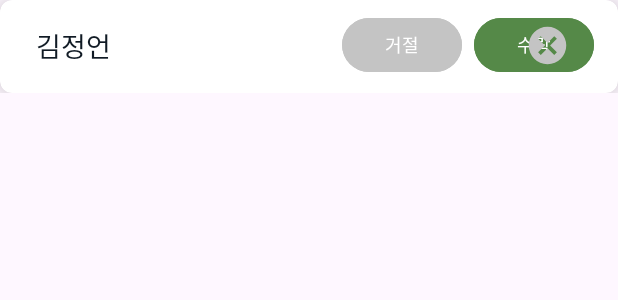
After one commit to kizizip/REPER, an Android app: the layout item_employee.xml on its own in the app's theme, with its tools: preview values and no code run, on a phone screen of 412 x 824 dp. The commit adds this screen. Shown: the top 300 px of the screen. Run offline under Robolectric (Android 15) with nearby library versions, the phone set to English and light mode, and no system bars.

Commit message:
[feat] front - employee,noti_item
아이템들을 만들었습니다.

```diff
--- /dev/null
+++ b/reper_front/app/src/main/res/drawable/cancel_24px.xml
@@ -0,0 +1,10 @@
+<vector xmlns:android="http://schemas.android.com/apk/res/android"
+    android:width="24dp"
+    android:height="24dp"
+    android:viewportWidth="960"
+    android:viewportHeight="960"
+    android:tint="?attr/colorControlNormal">
+  <path
+      android:fillColor="@android:color/white"
+      android:pathData="M336,680L480,536L624,680L680,624L536,480L680,336L624,280L480,424L336,280L280,336L424,480L280,624L336,680ZM480,880Q397,880 324,848.5Q251,817 197,763Q143,709 111.5,636Q80,563 80,480Q80,397 111.5,324Q143,251 197,197Q251,143 324,111.5Q397,80 480,80Q563,80 636,111.5Q709,143 763,197Q817,251 848.5,324Q880,397 880,480Q880,563 848.5,636Q817,709 763,763Q709,817 636,848.5Q563,880 480,880Z"/>
+</vector>
--- /dev/null
+++ b/reper_front/app/src/main/res/layout/item_employee.xml
@@ -0,0 +1,88 @@
+<?xml version="1.0" encoding="utf-8"?>
+<androidx.constraintlayout.widget.ConstraintLayout
+    xmlns:android="http://schemas.android.com/apk/res/android"
+    xmlns:app="http://schemas.android.com/apk/res-auto"
+    xmlns:tools="http://schemas.android.com/tools"
+    android:layout_width="match_parent"
+    android:layout_height="62dp">
+
+    <!-- 카드뷰 -->
+    <androidx.cardview.widget.CardView
+        android:id="@+id/cardView"
+        android:layout_width="match_parent"
+        android:layout_height="match_parent"
+        android:elevation="5dp"
+        android:translationZ="5dp"
+        app:cardCornerRadius="8dp"
+        app:layout_constraintTop_toTopOf="parent"
+        app:layout_constraintBottom_toBottomOf="parent">
+
+        <!-- CardView 내부 ConstraintLayout -->
+        <androidx.constraintlayout.widget.ConstraintLayout
+            android:layout_width="match_parent"
+            android:layout_height="60dp"
+            android:padding="8dp">
+
+            <!-- 이름 텍스트 -->
+            <TextView
+                android:id="@+id/employee_item_name"
+                android:layout_width="0dp"
+                android:layout_height="wrap_content"
+                android:text="김정언"
+                android:textColor="@color/fontblack"
+                android:textSize="18dp"
+                android:layout_marginLeft="16dp"
+                app:layout_constraintStart_toStartOf="parent"
+                app:layout_constraintTop_toTopOf="parent"
+                app:layout_constraintBottom_toBottomOf="parent"
+                app:layout_constraintEnd_toStartOf="@id/btn_reject"
+                />
+
+            <!-- visibility조절해서 쓰시면됩니당 -->
+            <com.google.android.material.button.MaterialButton
+                android:id="@+id/btn_reject"
+                android:layout_width="80dp"
+                android:layout_height="wrap_content"
+                android:backgroundTint="@color/lightgray"
+                android:text="거절"
+                android:textSize="12sp"
+                android:fontFamily="@font/pretendard_semibold"
+                android:textColor="@android:color/white"
+                app:cornerRadius="50dp"
+                app:layout_constraintEnd_toStartOf="@id/btn_accept"
+                app:layout_constraintTop_toTopOf="parent"
+                app:layout_constraintBottom_toBottomOf="parent"
+                android:layout_marginEnd="8dp" />
+
+            <com.google.android.material.button.MaterialButton
+                android:id="@+id/btn_accept"
+                android:layout_width="80dp"
+                android:layout_height="wrap_content"
+                android:backgroundTint="@color/maingreen"
+                android:text="수락"
+                android:fontFamily="@font/pretendard_semibold"
+                android:textColor="@android:color/white"
+                android:textSize="12sp"
+                app:cornerRadius="50dp"
+                android:layout_marginRight="8dp"
+                app:layout_constraintEnd_toEndOf="parent"
+                app:layout_constraintTop_toTopOf="parent"
+                app:layout_constraintBottom_toBottomOf="parent" />
+
+            <!-- 직원 삭제 버튼입니당, visibility조절해서 쓰시면됩니당 -->
+            <ImageView
+                android:id="@+id/icon_delete"
+                android:visibility="visible"
+                android:layout_width="30dp"
+                android:layout_height="30dp"
+                android:src="@drawable/cancel_24px"
+                app:layout_constraintBottom_toBottomOf="parent"
+                app:layout_constraintEnd_toEndOf="@+id/btn_accept"
+                app:layout_constraintTop_toTopOf="parent"
+                android:layout_marginRight="16dp"
+                app:tint="@color/lightgray"/>
+
+        </androidx.constraintlayout.widget.ConstraintLayout>
+    </androidx.cardview.widget.CardView>
+
+</androidx.constraintlayout.widget.ConstraintLayout>
```
Also changed, not shown: reper_front/app/src/main/res/layout/dialog_ingredient_filter.xml (+15 -33 lines), reper_front/app/src/main/res/layout/item_noti.xml (added, +48 -0 lines).
